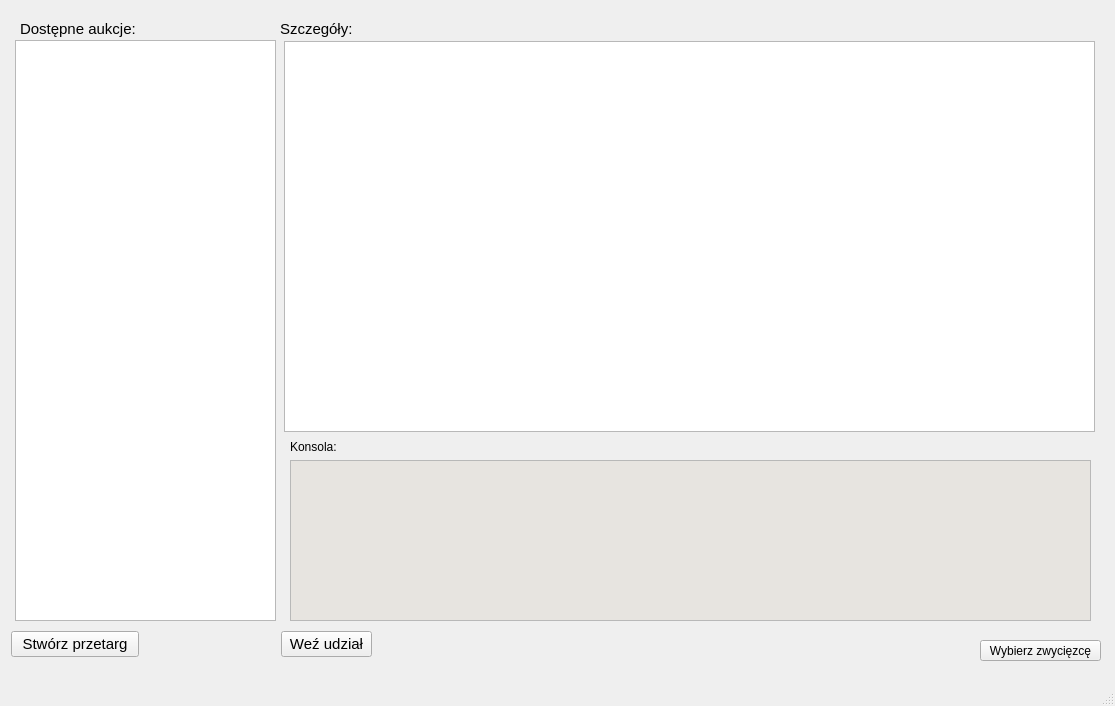
Qt form klient/gui/oknoglowne.ui (dominikj/PKRY) before a commit.
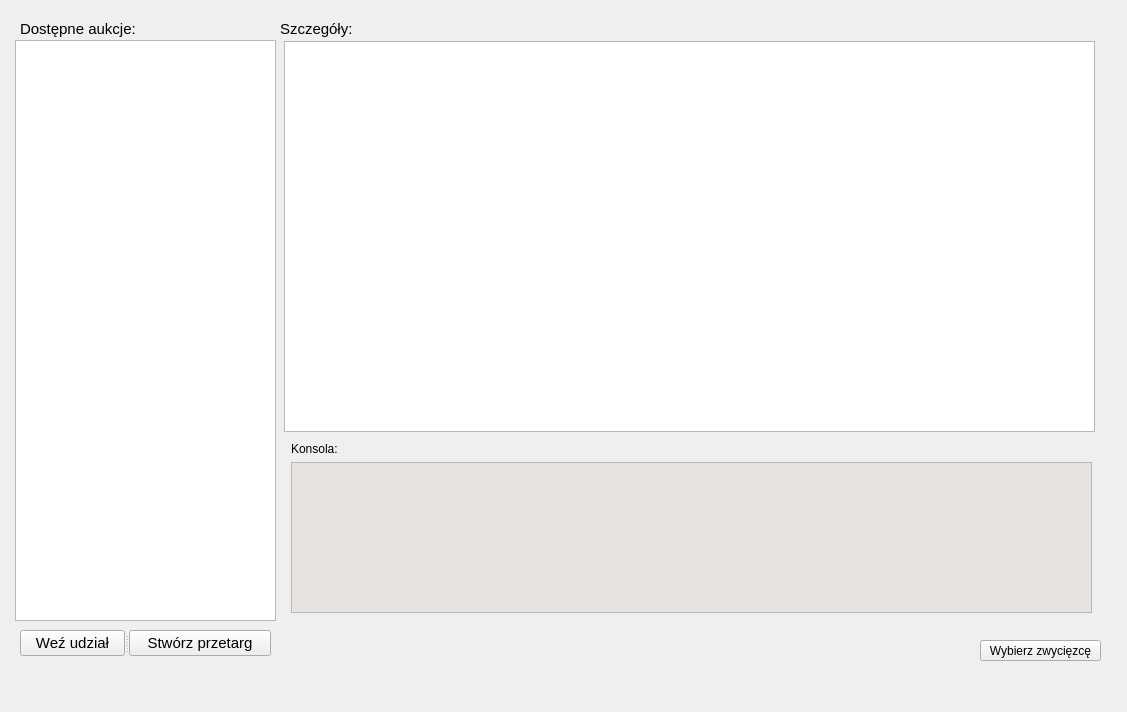
The same form after that commit.

The edit to the form file:
```diff
--- a/klient/gui/oknoglowne.ui
+++ b/klient/gui/oknoglowne.ui
@@ -6,8 +6,8 @@
    <rect>
     <x>0</x>
     <y>0</y>
-    <width>1115</width>
-    <height>706</height>
+    <width>1127</width>
+    <height>712</height>
    </rect>
   </property>
   <property name="windowTitle">
@@ -53,24 +53,6 @@
      <bool>true</bool>
     </property>
    </widget>
-   <widget class="QPushButton" name="pushButton">
-    <property name="geometry">
-     <rect>
-      <x>281</x>
-      <y>631</y>
-      <width>91</width>
-      <height>26</height>
-     </rect>
-    </property>
-    <property name="font">
-     <font>
-      <pointsize>11</pointsize>
-     </font>
-    </property>
-    <property name="text">
-     <string>Weź udział</string>
-    </property>
-   </widget>
    <widget class="QLabel" name="label_2">
     <property name="geometry">
      <rect>
@@ -89,24 +71,6 @@
      <string>Szczegóły:</string>
     </property>
    </widget>
-   <widget class="QPushButton" name="pushButton_2">
-    <property name="geometry">
-     <rect>
-      <x>11</x>
-      <y>631</y>
-      <width>128</width>
-      <height>26</height>
-     </rect>
-    </property>
-    <property name="font">
-     <font>
-      <pointsize>11</pointsize>
-     </font>
-    </property>
-    <property name="text">
-     <string>Stwórz przetarg</string>
-    </property>
-   </widget>
    <widget class="QListWidget" name="listWidget">
     <property name="geometry">
      <rect>
@@ -130,25 +94,28 @@
      <string>Wybierz zwycięzcę</string>
     </property>
    </widget>
-   <widget class="QWidget" name="">
-    <property name="geometry">
-     <rect>
-      <x>290</x>
-      <y>440</y>
-      <width>801</width>
-      <height>181</height>
-     </rect>
-    </property>
-    <layout class="QVBoxLayout" name="verticalLayout">
-     <item>
       <widget class="QLabel" name="label_3">
+    <property name="geometry">
+     <rect>
+      <x>291</x>
+      <y>441</y>
+      <width>52</width>
+      <height>16</height>
+     </rect>
+    </property>
        <property name="text">
         <string>Konsola:</string>
        </property>
       </widget>
-     </item>
-     <item>
       <widget class="QTextEdit" name="textEdit">
+    <property name="geometry">
+     <rect>
+      <x>291</x>
+      <y>462</y>
+      <width>801</width>
+      <height>151</height>
+     </rect>
+    </property>
        <property name="palette">
         <palette>
          <active>
@@ -294,9 +261,42 @@
          </disabled>
         </palette>
        </property>
-      </widget>
-     </item>
-    </layout>
+    <property name="readOnly">
+     <bool>true</bool>
+    </property>
+   </widget>
+   <widget class="QSplitter" name="splitter">
+    <property name="geometry">
+     <rect>
+      <x>20</x>
+      <y>630</y>
+      <width>251</width>
+      <height>26</height>
+     </rect>
+    </property>
+    <property name="orientation">
+     <enum>Qt::Horizontal</enum>
+    </property>
+    <widget class="QPushButton" name="pushButton">
+     <property name="font">
+      <font>
+       <pointsize>11</pointsize>
+      </font>
+     </property>
+     <property name="text">
+      <string>Weź udział</string>
+     </property>
+    </widget>
+    <widget class="QPushButton" name="pushButton_2">
+     <property name="font">
+      <font>
+       <pointsize>11</pointsize>
+      </font>
+     </property>
+     <property name="text">
+      <string>Stwórz przetarg</string>
+     </property>
+    </widget>
    </widget>
   </widget>
   <widget class="QMenuBar" name="menubar">
@@ -309,7 +309,6 @@
     </rect>
    </property>
   </widget>
-  <widget class="QStatusBar" name="statusbar"/>
  </widget>
  <resources/>
  <connections/>
```
Left out of the diff: 2 changed lines with no effect on the pictures. Lines whose indentation alone changed are shown as unchanged.
